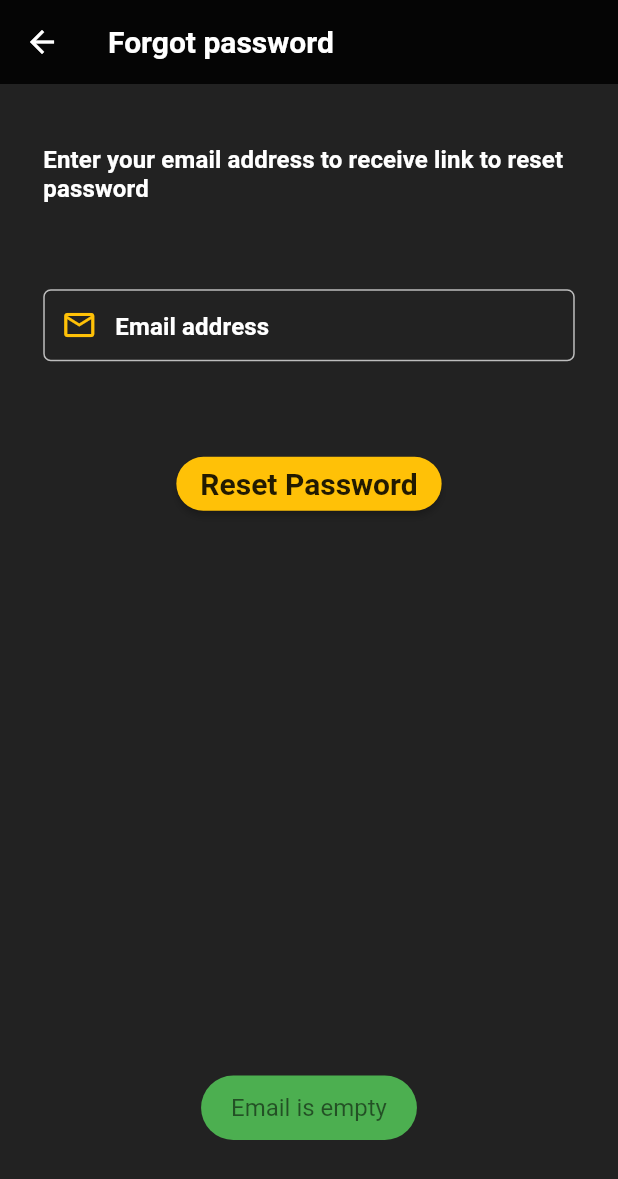
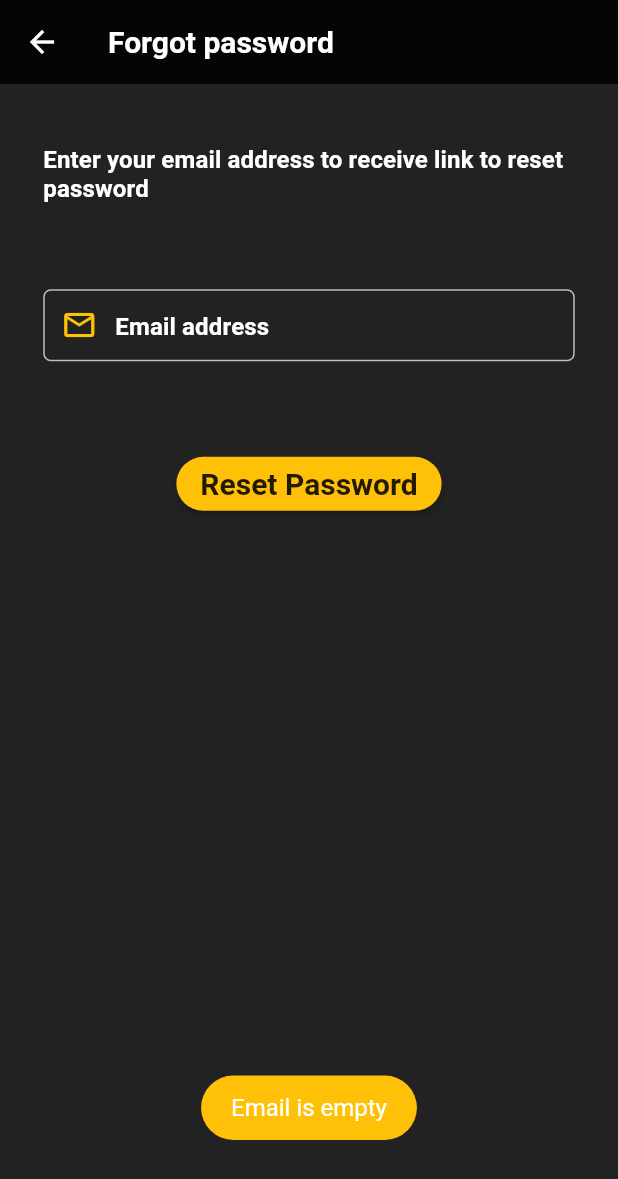
Before and after one commit to MaharGhazanfar/credits_conversation, a Flutter app: the ForgotPassword screen opened directly, after a tap on "Reset Password", on a phone screen of 412 x 824 dp. Shown: the top 1179 px of the screen. Run offline on Flutter 3.47's test engine with Material 2 defaults, Android fonts, the phone set to English and light mode, and no system bars; our stand-ins replace badges, cloud_firestore, firebase_auth, firebase_core, firebase_storage, fluttertoast and 6 more; missing offline and left inert: flutter_facebook_auth; accounts and stored records are empty; network calls fail.

```diff
--- a/lib/authentication/authentication_service.dart
+++ b/lib/authentication/authentication_service.dart
@@ -1,6 +1,7 @@
 import 'dart:io';
 
 import 'package:credit_and_conversation/authentication/dbHandler.dart';
+import 'package:credit_and_conversation/utils/utils.dart';
 import 'package:firebase_auth/firebase_auth.dart';
 import 'package:firebase_storage/firebase_storage.dart';
 import 'package:flutter/material.dart';
@@ -101,13 +102,13 @@ class AuthenticationService {
     return image;
   }
 
-  static ShowCustomToast({required String msg}) {
+  static ShowCustomToast({required String msg, double? fontSize = 16}) {
     Fluttertoast.showToast(
         msg: msg,
         toastLength: Toast.LENGTH_SHORT,
         gravity: ToastGravity.BOTTOM,
-        backgroundColor: Colors.green,
-        textColor: Colors.black54,
-        fontSize: 16.0);
+        backgroundColor: goldenColor,
+        textColor: Colors.white,
+        fontSize: fontSize);
   }
 }
--- a/pubspec.yaml
+++ b/pubspec.yaml
@@ -55,7 +55,8 @@ dependencies:
   permission_handler:
   provider:
   internet_connection_checker:
-  flutter_facebook_auth:
+  flutter_facebook_auth: ^5.0.11
+  sign_in_with_apple: ^4.3.0
 
 dev_dependencies:
   flutter_test:
```
Also changed, not shown: lib/main.dart (+11 -65 lines), lib/screens/account_setting_page.dart (+6 -6 lines), lib/screens/login_screen.dart (+4 -4 lines), lib/utils/contants.dart (+52 -0 lines), pubspec.lock, 1 other file.
